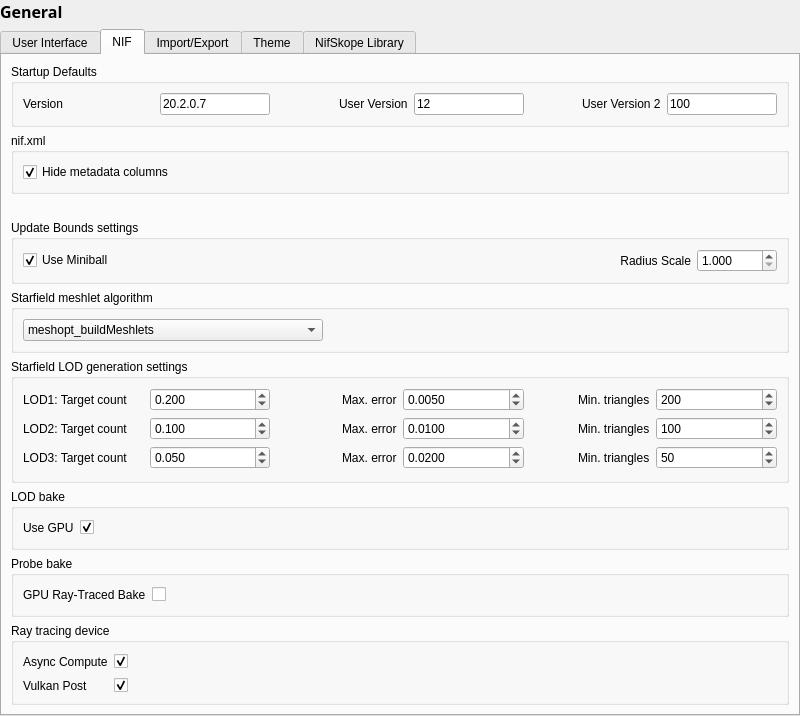
Old version of the form src/ui/settingsgeneral.ui in the repository BungoV/NifSkope-WildWastelandEdition.
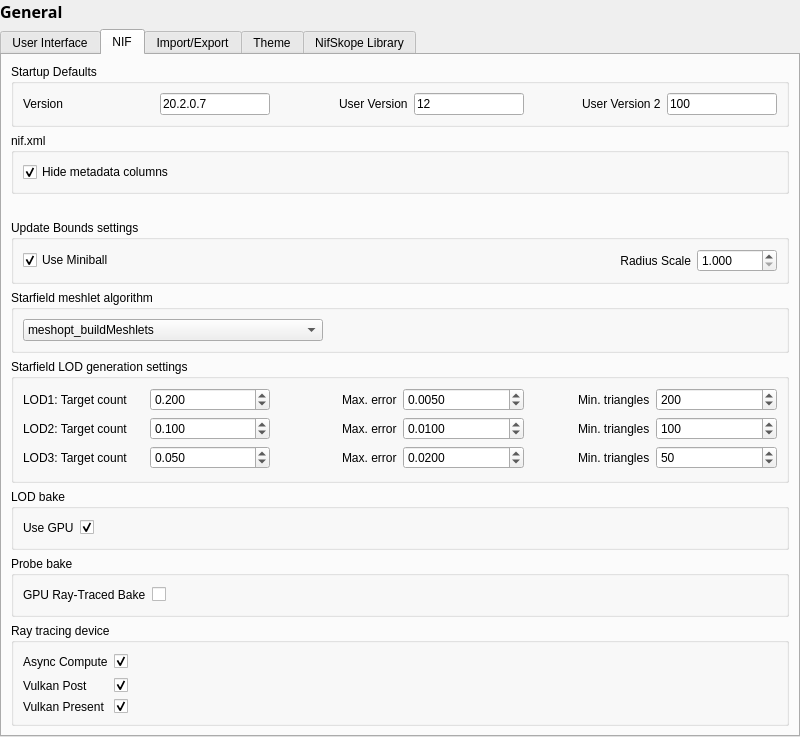
New version of the form. The open tabs and pages were chosen to show the change. Custom widgets are drawn as their Qt base class.

Commit message: VKFRAME1 PRESENT FIRST: the frame to the screen through a Vulkan swapchain

What changed in the file:
```diff
--- a/src/ui/settingsgeneral.ui
+++ b/src/ui/settingsgeneral.ui
@@ -896,6 +896,26 @@
             </property>
            </widget>
           </item>
+          <item row="2" column="0">
+           <widget class="QLabel" name="lblVulkanPresent">
+            <property name="text">
+             <string>Vulkan Present</string>
+            </property>
+            <property name="buddy">
+             <cstring>vulkanPresent</cstring>
+            </property>
+           </widget>
+          </item>
+          <item row="2" column="1">
+           <widget class="QCheckBox" name="vulkanPresent">
+            <property name="text">
+             <string/>
+            </property>
+            <property name="checked">
+             <bool>true</bool>
+            </property>
+           </widget>
+          </item>
          </layout>
         </widget>
        </item>
```
The commit also changes 7 other files.
